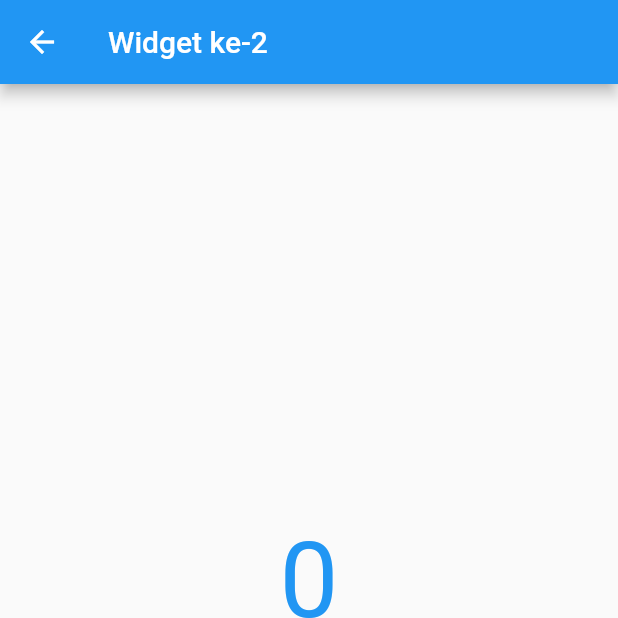
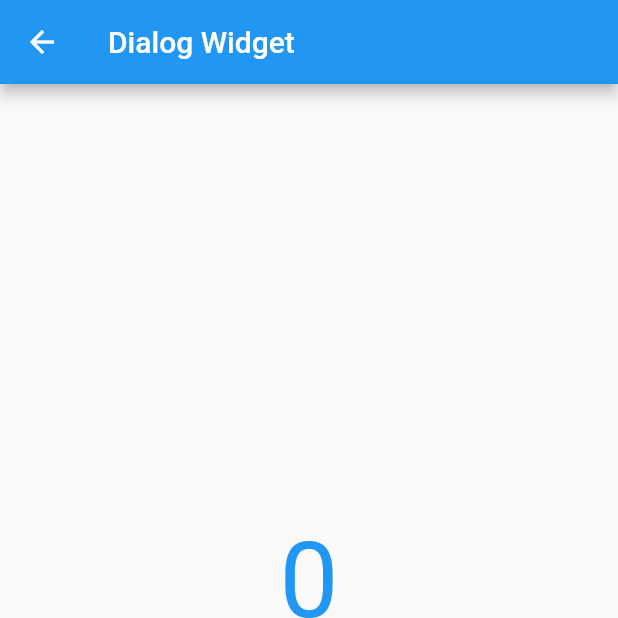
Before and after one commit to 1be0nly/PemrogMobile_Flutter, a Flutter app: the screen it shows after launch, item 2 of the bottom bar chosen, after a tap on "Go to result page", on a phone screen of 412 x 824 dp, the top half of it. Run offline on Flutter 3.47's test engine with Material 2 defaults, Android fonts, the phone set to English and light mode, and no system bars; our stand-ins replace bottom_navy_bar, fluttertoast; network calls fail.

Commit message:
Flutter_PemrogMobile

```diff
--- /dev/null
+++ b/analysis_options.yaml
@@ -0,0 +1,29 @@
+# This file configures the analyzer, which statically analyzes Dart code to
+# check for errors, warnings, and lints.
+#
+# The issues identified by the analyzer are surfaced in the UI of Dart-enabled
+# IDEs (https://dart.dev/tools#ides-and-editors). The analyzer can also be
+# invoked from the command line by running `flutter analyze`.
+
+# The following line activates a set of recommended lints for Flutter apps,
+# packages, and plugins designed to encourage good coding practices.
+include: package:flutter_lints/flutter.yaml
+
+linter:
+  # The lint rules applied to this project can be customized in the
+  # section below to disable rules from the `package:flutter_lints/flutter.yaml`
+  # included above or to enable additional rules. A list of all available lints
+  # and their documentation is published at
+  # https://dart-lang.github.io/linter/lints/index.html.
+  #
+  # Instead of disabling a lint rule for the entire project in the
+  # section below, it can also be suppressed for a single line of code
+  # or a specific dart file by using the `// ignore: name_of_lint` and
+  # `// ignore_for_file: name_of_lint` syntax on the line or in the file
+  # producing the lint.
+  rules:
+    # avoid_print: false  # Uncomment to disable the `avoid_print` rule
+    # prefer_single_quotes: true  # Uncomment to enable the `prefer_single_quotes` rule
+
+# Additional information about this file can be found at
+# https://dart.dev/guides/language/analysis-options
--- a/lib/counter_page.dart
+++ b/lib/counter_page.dart
@@ -40,7 +40,7 @@ class _CounterPageState extends State<CounterPage> {
   @override
   Widget build(BuildContext context) {
     return Scaffold(
-      appBar: AppBar(title: const Text('Widget ke-2')),
+      appBar: AppBar(title: const Text('Counter Widget')),
       body: Center(
         child: Padding(
           padding: const EdgeInsets.all(16),
--- a/lib/jam_page.dart
+++ b/lib/jam_page.dart
@@ -20,7 +20,7 @@ class _JamWidgetState extends State<JamWidget> {
   @override
   Widget build(BuildContext context) {
     return Scaffold(
-        appBar: AppBar(title: const Text('Widget ke-4')),
+        appBar: AppBar(title: const Text('TimePicker Widget')),
         body: Container(
             padding: const EdgeInsets.all(15),
             child:
--- a/lib/list_page.dart
+++ b/lib/list_page.dart
@@ -1,21 +1,17 @@
 import 'package:flutter/material.dart';
+import 'package:fluttertoast/fluttertoast.dart';
 
-class ListWidget extends StatelessWidget {
+class ListWidget extends StatefulWidget {
   const ListWidget({super.key});
 
   @override
-  Widget build(BuildContext context) {
-    return MaterialApp(
-      debugShowCheckedModeBanner: false,
-      home: ListViewWidget(),
-    );
-  }
+  State<ListWidget> createState() => _ListWidgetState();
 }
 
-class ListViewWidget extends StatelessWidget {
+class _ListWidgetState extends State<ListWidget> {
   final List bulan = [
     "Januari",
-    "Fabruari",
+    "Februari",
     "Maret",
     "April",
     "Mei",
@@ -27,6 +23,7 @@ class ListViewWidget extends StatelessWidget {
     "November",
     "Desember"
   ];
+
   final colorCodes = [
     Colors.red,
     Colors.purple,
@@ -43,21 +40,33 @@ class ListViewWidget extends StatelessWidget {
   ];
 
   @override
+  void initState() {
+    super.initState();
+  }
+
+  @override
   Widget build(BuildContext context) {
     return Scaffold(
-      appBar: AppBar(title: const Text('Widget ke-3')),
+        appBar: AppBar(title: const Text('ListView Widget')),
         body: ListView.builder(
           itemBuilder: (context, index) {
-          return Container(
+            return GestureDetector(
+                onTap: () {
+                  Fluttertoast.showToast(
+                      msg: 'Bulan Ke-${index + 1}',
+                      backgroundColor: Colors.white.withOpacity(0.5),
+                      textColor: Colors.black,
+                      gravity: ToastGravity.BOTTOM);
+                },
+                child: Container(
                   color: colorCodes[index],
                   child: Padding(
                       padding: const EdgeInsets.all(15.0),
                       child: Text('Bulan: ${bulan[index]}',
                           style: const TextStyle(fontSize: 30))),
-          );
+                ));
           },
           itemCount: bulan.length,
-      ),
-    );
+        ));
   }
 }
--- a/lib/main_page.dart
+++ b/lib/main_page.dart
@@ -51,12 +51,12 @@ class _MainPageState extends State<MainPage> {
         items: [
           BottomNavyBarItem(
             icon: const Icon(Icons.apps),
-            title: const Text('Card'),
+            title: const Text('GridView'),
             activeColor: Colors.red,
             textAlign: TextAlign.center,
           ),
           BottomNavyBarItem(
-            icon: const Icon(Icons.dataset),
+            icon: const Icon(Icons.plus_one),
             title: const Text('Counter'),
             activeColor: Colors.blue,
             textAlign: TextAlign.center,
@@ -74,7 +74,7 @@ class _MainPageState extends State<MainPage> {
             textAlign: TextAlign.center,
           ),
           BottomNavyBarItem(
-            icon: const Icon(Icons.date_range),
+            icon: const Icon(Icons.calendar_today),
             title: const Text('Date'),
             activeColor: Colors.orange,
             textAlign: TextAlign.center,
--- a/lib/menu_page.dart
+++ b/lib/menu_page.dart
@@ -1,66 +1,48 @@
 import 'package:flutter/material.dart';
+import 'package:fluttertoast/fluttertoast.dart';
 
 class MenuPage extends StatelessWidget {
   const MenuPage({super.key});
 
   @override
   Widget build(BuildContext context) {
-    return Scaffold(
-      appBar: AppBar(title: const Text('Widget ke-1')),
-      backgroundColor: Colors.red,
-      body: Center(
-        child: Column(
-          mainAxisAlignment: MainAxisAlignment.center,
-          crossAxisAlignment: CrossAxisAlignment.center,
-          children: [
-            Container(
-              width: 120,
-              decoration: const BoxDecoration(
-                color: Colors.green,
-                borderRadius: BorderRadius.only(
-                    topLeft: Radius.circular(12),
-                    topRight: Radius.circular(12)),
-              ),
-              padding: const EdgeInsets.all(12),
-              child: const Icon(Icons.book, size: 64, color: Colors.white),
-            ),
-            Container(
-              width: 120,
-              decoration: const BoxDecoration(
-                  color: Colors.blueAccent,
-                  borderRadius: BorderRadius.only(
-                      bottomRight: Radius.circular(12),
-                      bottomLeft: Radius.circular(12))),
-              padding: const EdgeInsets.all(12),
-              child: const Center(
-                  child:
-                      Text("Teacher", style: TextStyle(color: Colors.white))),
-            ),
-            Container(
-              width: 120,
-              decoration: const BoxDecoration(
-                color: Colors.amber,
-                borderRadius: BorderRadius.only(
-                    topLeft: Radius.circular(12),
-                    topRight: Radius.circular(12)),
-              ),
-              padding: const EdgeInsets.all(12),
-              child: const Icon(Icons.person, size: 64, color: Colors.white),
-            ),
-            Container(
-              width: 120,
-              decoration: const BoxDecoration(
-                  color: Colors.blueAccent,
-                  borderRadius: BorderRadius.only(
-                      bottomRight: Radius.circular(12),
-                      bottomLeft: Radius.circular(12))),
-              padding: const EdgeInsets.all(12),
-              child: const Center(
-                  child:
-                      Text("Student", style: TextStyle(color: Colors.white))),
-            )
-          ],
+    List<String> images = [
+      "https://picsum.photos/250?image=1",
+      "https://picsum.photos/250?image=2",
+      "https://picsum.photos/250?image=3",
+      "https://picsum.photos/250?image=4",
+      "https://picsum.photos/250?image=5",
+      "https://picsum.photos/250?image=6",
+      "https://picsum.photos/250?image=7",
+      "https://picsum.photos/250?image=8",
+      "https://picsum.photos/250?image=9",
+      "https://picsum.photos/250?image=10",
+    ];
+
+    return MaterialApp(
+      home: Scaffold(
+        appBar: AppBar(
+          title: Text("GridView Widget"),
         ),
+        body: Container(
+            padding: const EdgeInsets.all(4),
+            child: GridView.builder(
+                itemCount: images.length,
+                gridDelegate: SliverGridDelegateWithFixedCrossAxisCount(
+                    crossAxisCount: 2,
+                    crossAxisSpacing: 4.0,
+                    mainAxisSpacing: 4.0),
+                itemBuilder: (context, int index) {
+                  return GestureDetector(
+                      onTap: () {
+                        Fluttertoast.showToast(
+                            msg: 'Ini Gambar Ke-${index + 1}',
+                            backgroundColor: Colors.white.withOpacity(0.5),
+                            textColor: Colors.black,
+                            gravity: ToastGravity.BOTTOM);
+                      },
+                      child: Image.network(images[index]));
+                })),
       ),
     );
   }
--- a/lib/result_page.dart
+++ b/lib/result_page.dart
@@ -14,7 +14,7 @@ class _ResultPageState extends State<ResultPage> {
   @override
   Widget build(BuildContext context) {
     return Scaffold(
-      appBar: AppBar(title: const Text('Widget ke-2')),
+      appBar: AppBar(title: const Text('Dialog Widget')),
       body: Padding(
         padding: const EdgeInsets.all(16),
         child: Column(
--- a/lib/tgl_page.dart
+++ b/lib/tgl_page.dart
@@ -22,7 +22,7 @@ class _TglWidgetState extends State<TglWidget> {
   @override
   Widget build(BuildContext context) {
     return Scaffold(
-        appBar: AppBar(title: const Text('Widget ke-5')),
+        appBar: AppBar(title: const Text('DatePicker Widget')),
         body: Container(
             padding: const EdgeInsets.all(15),
             child:
--- a/pubspec.yaml
+++ b/pubspec.yaml
@@ -39,6 +39,7 @@ dependencies:
   fluttertoast: ^8.1.1
   bottom_navy_bar: ^6.0.0
   intl: ^0.17.0
+  flutter_staggered_grid_view: ^0.3.2
 
 dev_dependencies:
   flutter_test:
```
Also changed, not shown: pubspec.lock. Lines whose indentation alone changed are shown as unchanged.
